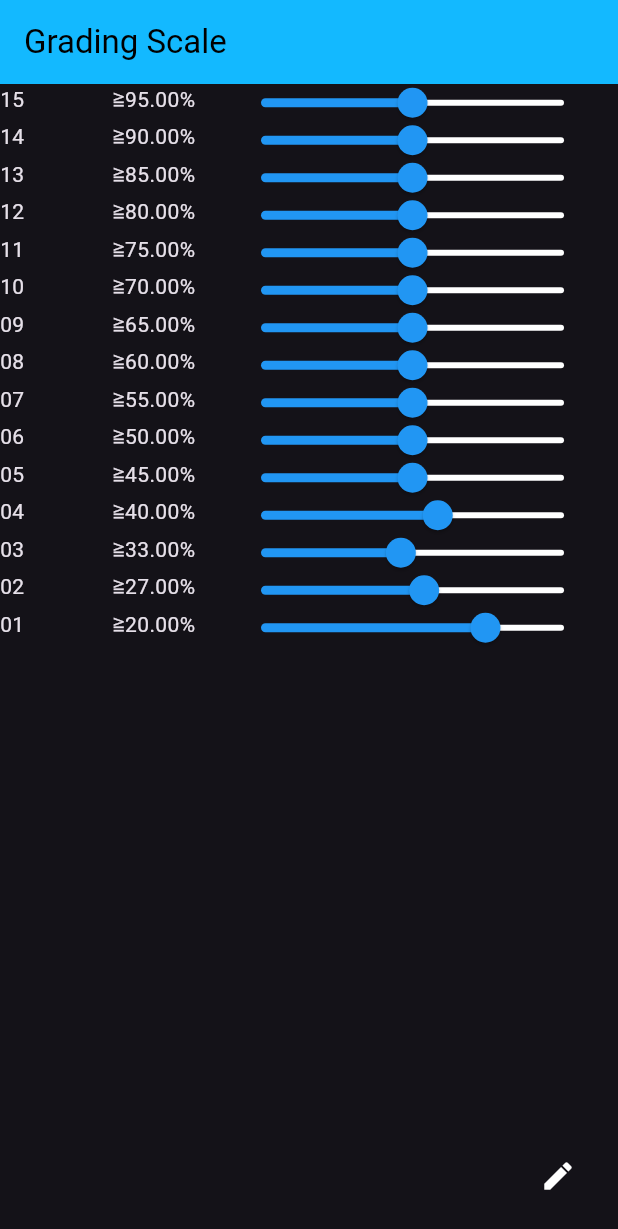
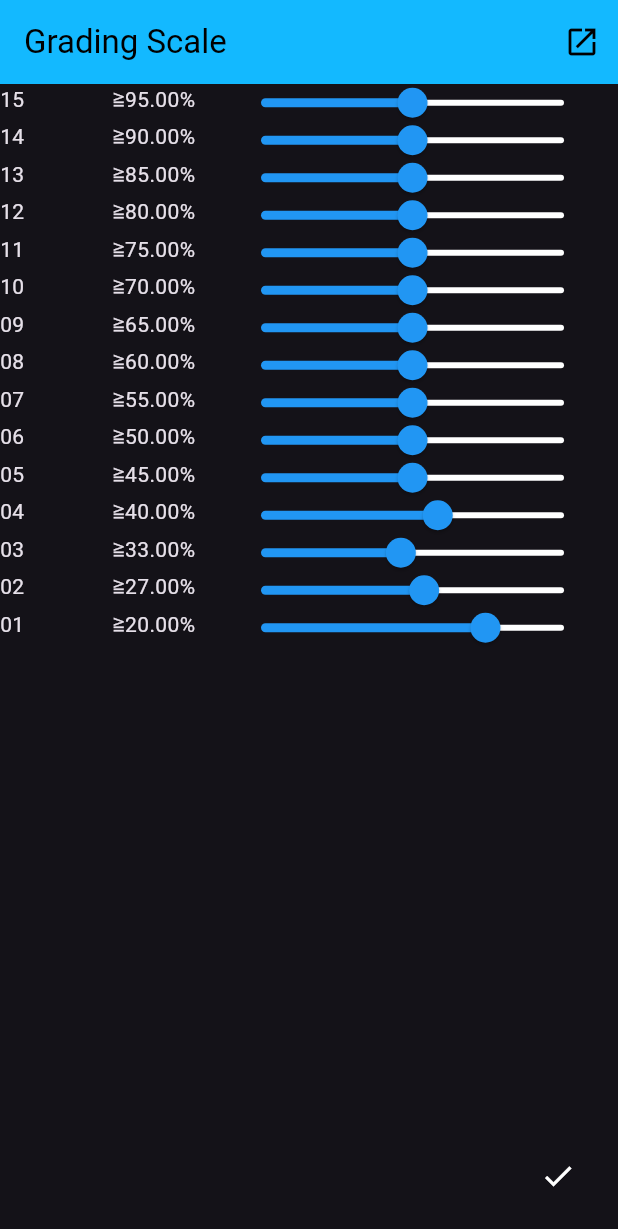
Before and after one commit to jillthebean/notenschluessel, a Flutter app: the screen it shows after launch, after a tap on the "edit" icon, on a phone screen of 412 x 824 dp. Shown: the top 1229 px of the screen. Run offline on Flutter 3.47's test engine with Material 2 defaults, Android fonts, the light colour scheme and no system bars; our stand-ins replace bloc, flutter_bloc; generated files the repository leaves out were written again.

Commit message:
add link to scale reference

```diff
--- a/lib/grading_scale/view/grading_scale_page.dart
+++ b/lib/grading_scale/view/grading_scale_page.dart
@@ -3,6 +3,7 @@ import 'package:flutter_bloc/flutter_bloc.dart';
 import 'package:notenschluessel/grading_scale/cubit/grading_scale_cubit.dart';
 import 'package:notenschluessel/grading_scale/widgets/widgets.dart';
 import 'package:notenschluessel/l10n/l10n.dart';
+import 'package:notenschluessel/utils/open_url.dart';
 
 class GradingScalePage extends StatelessWidget {
   const GradingScalePage({super.key});
@@ -30,7 +31,17 @@ class _GradingScaleViewState extends State<GradingScaleView> {
     final l10n = context.l10n;
     final grading = context.watch<GradingScaleCubit>();
     return Scaffold(
-      appBar: AppBar(title: Text(l10n.gradingScaleAppBarTitle)),
+      appBar: AppBar(
+        title: Text(l10n.gradingScaleAppBarTitle),
+        actions: [
+          IconButton(
+            onPressed: () => openUrl(
+              'https://recht.saarland.de/bssl/document/jlr-OberStVSL2007V3Anlage14',
+            ),
+            icon: const Icon(Icons.open_in_new),
+          )
+        ],
+      ),
       body: SafeArea(
         child: isEdit
             ? GradingWeightForm(
@@ -40,7 +51,7 @@ class _GradingScaleViewState extends State<GradingScaleView> {
             : const _GradingScaleResultsView(),
       ),
       floatingActionButton: IconButton(
-        icon: const Icon(Icons.edit),
+        icon: Icon(isEdit ? Icons.done : Icons.edit),
         onPressed: () {
           setState(() {
             isEdit = !isEdit;
--- /dev/null
+++ b/lib/utils/utils.dart
@@ -0,0 +1 @@
+export 'open_url.dart';
--- a/pubspec.yaml
+++ b/pubspec.yaml
@@ -14,6 +14,7 @@ dependencies:
   flutter_localizations:
     sdk: flutter
   intl: ^0.18.0
+  url_launcher: ^6.1.12
 
 dev_dependencies:
   bloc_test: ^9.1.2
```
Also changed, not shown: lib/utils/open_url.dart (added, +11 -0 lines), 6 other files.
